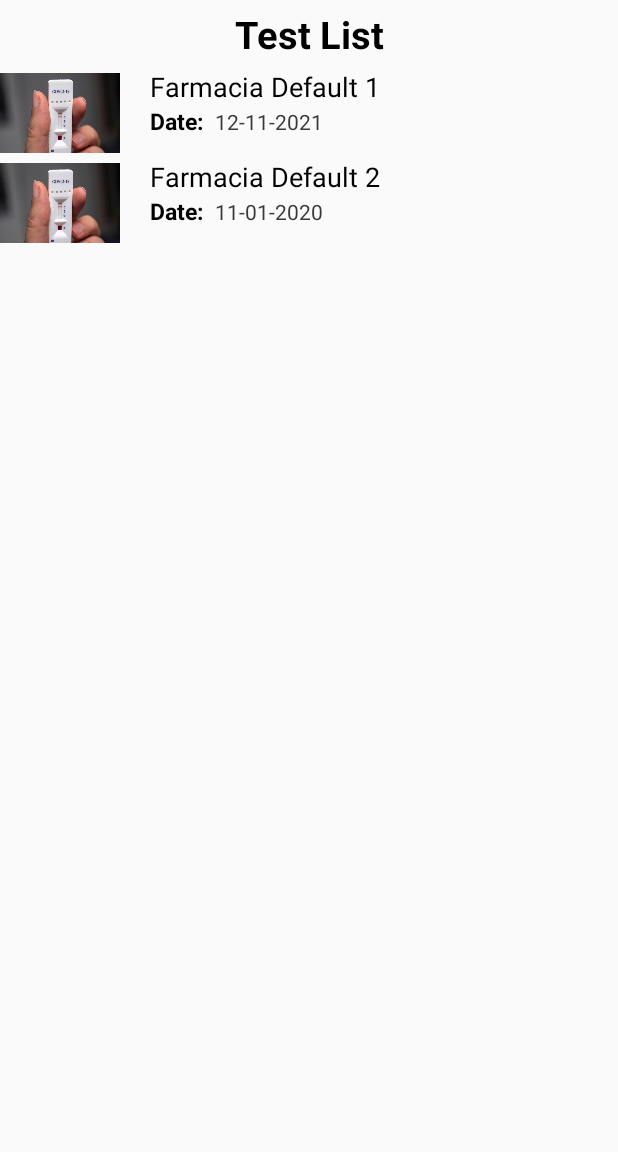
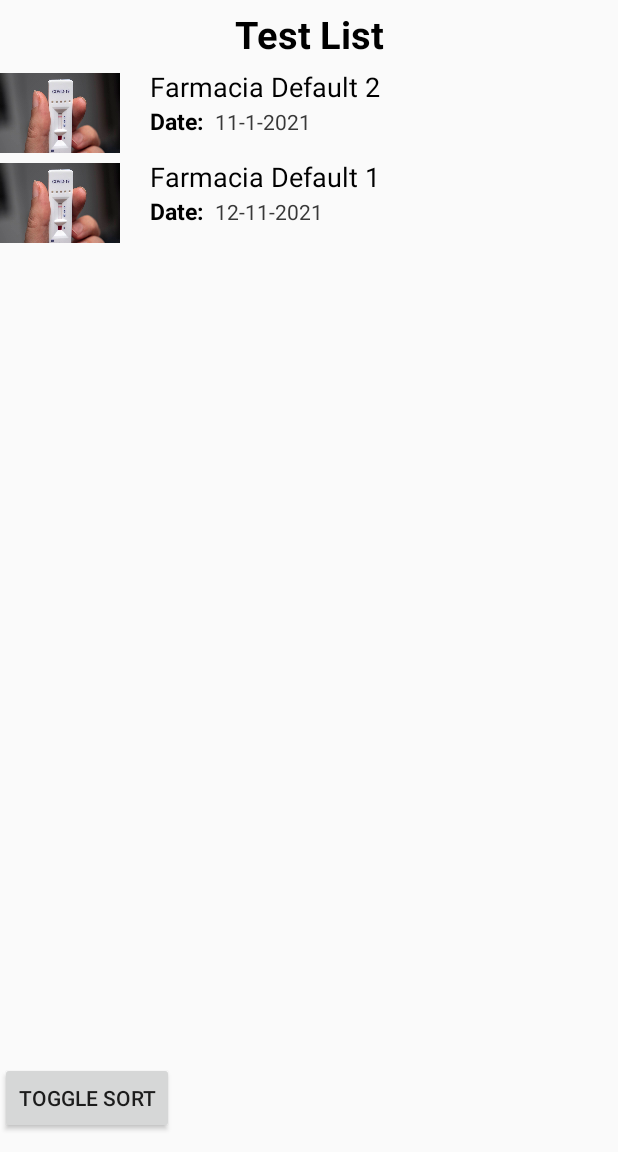
Before and after one commit to ULHT-CM-2020-21/projeto-android-nativo-6, an Android app: the screen it shows after launch (MainActivity), in the side drawer, after a tap on "List Tests", on a phone screen of 412 x 824 dp, the part 84-1236 px from its top. Run offline under Robolectric (Android 15) with nearby library versions, the phone set to English and light mode, and no system bars.

Commit message:
ordenar lista ta feito? acho que sim

```diff
--- a/app/src/main/java/pt/ulusofona/deisi/a2020/cm/g6/ListaTestesFragment.kt
+++ b/app/src/main/java/pt/ulusofona/deisi/a2020/cm/g6/ListaTestesFragment.kt
@@ -1,26 +1,21 @@
 package pt.ulusofona.deisi.a2020.cm.g6
 
 import android.os.Bundle
-import androidx.fragment.app.Fragment
 import android.view.LayoutInflater
 import android.view.View
 import android.view.ViewGroup
-import android.widget.AdapterView
-import android.widget.LinearLayout
-import androidx.fragment.app.FragmentManager
+import androidx.fragment.app.Fragment
 import androidx.recyclerview.widget.LinearLayoutManager
-import androidx.recyclerview.widget.RecyclerView
-import com.google.android.material.navigation.NavigationView
 import kotlinx.android.synthetic.main.fragment_lista_testes.*
 import pt.ulusofona.deisi.a2020.cm.g6.dataSource.TesteSource
-import java.util.ArrayList
-import javax.sql.DataSource
+import java.text.SimpleDateFormat
+import java.time.LocalDate
+import java.util.*
+import kotlin.collections.ArrayList
 
 
 class ListaTestesFragment : Fragment() {
     private var testAdapter: TestAdapter? = null
-
-
 
     override fun onCreateView(
         inflater: LayoutInflater,
@@ -32,7 +27,7 @@ class ListaTestesFragment : Fragment() {
 
     override fun onStart() {
         super.onStart()
-        val list = TesteSource.getAllTeste()
+        val listaOrdenada = TesteSource.getAllTeste()
 
         /*
         testAdapter = TestAdapter(context as MainActivity, R.layout.teste_item_expression, list as ArrayList<TesteCovid>)
@@ -42,9 +37,28 @@ class ListaTestesFragment : Fragment() {
         })
         */
         list_test.layoutManager = LinearLayoutManager(context as MainActivity)
-        list_test.adapter = TestAdapter(context as MainActivity,R.layout.teste_item_expression,list as ArrayList<TesteCovid>)
+        list_test.adapter = TestAdapter(
+            context as MainActivity,
+            R.layout.teste_item_expression,
+            listaOrdenada as ArrayList<TesteCovid>
+        )
+
+        mySortBtn.setOnClickListener {
+            listaOrdenada.reverse()
+            list_test.layoutManager = LinearLayoutManager(context as MainActivity)
+            list_test.adapter = TestAdapter(
+                context as MainActivity,
+                R.layout.teste_item_expression,
+                listaOrdenada
+            )
+        }
 
     }
 
+//    fun ordenarAoContrario(listaParaOrdenar: MutableList<TesteCovid>) {
+//        listaParaOrdenar.reverse()
+//        for (i in listaParaOrdenar)
+//            println(i)
+//    }
 
 }
--- a/app/src/main/java/pt/ulusofona/deisi/a2020/cm/g6/RegistoFragment.kt
+++ b/app/src/main/java/pt/ulusofona/deisi/a2020/cm/g6/RegistoFragment.kt
@@ -12,6 +12,7 @@ import android.view.ViewGroup
 import android.view.inputmethod.InputMethodManager
 import android.widget.EditText
 import android.widget.RadioButton
+import android.widget.Toast
 import androidx.core.view.isVisible
 import butterknife.ButterKnife
 import butterknife.OnClick
@@ -30,11 +31,13 @@ class RegistoFragment : Fragment() {
         return view
     }
 
+
     override fun onStart() {
         super.onStart()
 
         submeterTeste.setOnClickListener {
             submeterTeste()
+
         }
 
         dataTeste.setOnClickListener {
@@ -83,7 +86,7 @@ class RegistoFragment : Fragment() {
 
 
         picker = DatePickerDialog(context as MainActivity, DatePickerDialog.OnDateSetListener { _, year, monthOfYear, dayOfMonth ->
-            editDate!!.setText("" + dayOfMonth + "/" + (monthOfYear + 1) + "/" + year)
+            editDate!!.setText("" + dayOfMonth + "-" + (monthOfYear + 1) + "-" + year)
         },
             ano,
             mes,
@@ -121,11 +124,12 @@ class RegistoFragment : Fragment() {
             editResultados.resultadoTesteErro.isVisible = false
         }
 
-        //TODO: ADICIONAR TESTE À LISTA DE TESTES DEPOIS DE VALIDAR AS COISAS
+
         testeSubmete.local = editLocalString
         testeSubmete.data = editDataString
         println(testeSubmete.toString())
         TesteSource.addTest(testeSubmete)
+        Toast.makeText(context as MainActivity, getString(R.string.testeSubmetido), Toast.LENGTH_SHORT).show()
     }
 
     fun hideKeyboard(view: View){
--- a/app/src/main/java/pt/ulusofona/deisi/a2020/cm/g6/dataSource/TesteSource.kt
+++ b/app/src/main/java/pt/ulusofona/deisi/a2020/cm/g6/dataSource/TesteSource.kt
@@ -1,18 +1,32 @@
 package pt.ulusofona.deisi.a2020.cm.g6.dataSource
 
 import pt.ulusofona.deisi.a2020.cm.g6.TesteCovid
+import java.text.SimpleDateFormat
+import java.util.*
 
 object TesteSource{
-    var listTestes =mutableListOf(TesteCovid("Farmacia Default 1","12-11-2021",true,""),TesteCovid("Farmacia Default 2","11-01-2020",false,""))
+    var listTestes =mutableListOf(TesteCovid("Farmacia Default 1","12-11-2021",true,""),TesteCovid("Farmacia Default 2","11-1-2021",false,""))
 
     fun addTest(test: TesteCovid){
         listTestes.add(test)
     }
 
-    fun getAllTeste(): MutableList<TesteCovid> {
-        return listTestes
+    fun getAllTeste(): List<TesteCovid> {
+        return ordenar(listTestes)
     }
+
     init {
 
     }
+
+    fun ordenar(listaParaOrdenar: MutableList<TesteCovid>): List<TesteCovid> {
+        val resultado = listaParaOrdenar.sortedBy { it.data.toDate()}
+        return ArrayList<TesteCovid>(resultado)
+    }
+
+    fun String.toDate(): Date{
+        return SimpleDateFormat("dd-MM-yyyy", Locale.getDefault()).parse(this)
+    }
+
+
 }
--- a/app/src/main/res/layout/fragment_lista_testes.xml
+++ b/app/src/main/res/layout/fragment_lista_testes.xml
@@ -24,6 +24,14 @@
         android:layout_weight="1"
         android:layout_marginTop="5dp"/>
 
+    <Button
+        android:id="@+id/mySortBtn"
+        android:layout_width="wrap_content"
+        android:layout_height="wrap_content"
+        android:layout_marginBottom="12dp"
+        android:text="Toggle Sort" />
+
+
 
 
 
--- a/app/src/main/res/values/strings.xml
+++ b/app/src/main/res/values/strings.xml
@@ -29,6 +29,7 @@
     <string name="NOdanger">(NO DANGER)</string>
     <string name="contactosTitulo">CONTACTS</string>
     <string name="listaTestesTitulo">Test List</string>
+    <string name="testeSubmetido">Test Submited!</string>
 
     <string name="contactoSNS24">+351 808 24 24 24</string>
     <string name="contactoSeguSocial">+351 300 502 502</string>
```
Also changed, not shown: 1 other file.
